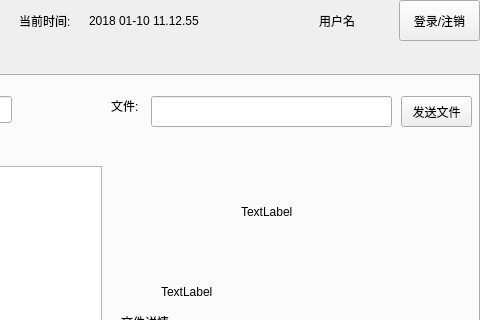
Before: the Qt Designer form tcp.ui in zhxx123/TcpTransfer, drawn with Qt 5; both pictures show x 241 to 721 and y 0 to 320 of the 721 by 557 pixel window.
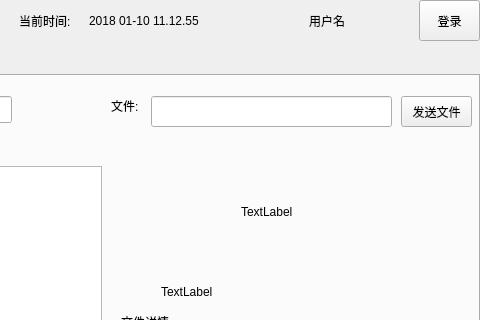
After: the same form once the commit is applied.

```diff
--- a/tcp.ui
+++ b/tcp.ui
@@ -406,22 +406,22 @@
     <widget class="QPushButton" name="pushButton_log">
      <property name="geometry">
       <rect>
-       <x>640</x>
+       <x>660</x>
        <y>0</y>
-       <width>81</width>
+       <width>61</width>
        <height>41</height>
       </rect>
      </property>
      <property name="text">
-      <string>登录/注销</string>
+      <string>登录</string>
      </property>
     </widget>
     <widget class="QLabel" name="label_head_user">
      <property name="geometry">
       <rect>
-       <x>560</x>
+       <x>550</x>
        <y>10</y>
-       <width>68</width>
+       <width>101</width>
        <height>21</height>
       </rect>
      </property>
```
Left out of the diff: 8 changed lines with no effect on the pictures.
